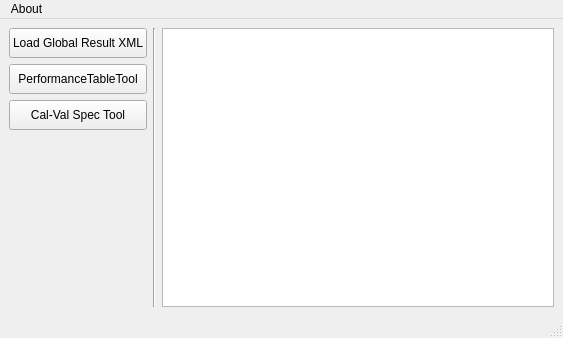
Qt form gui/toolsUI/main_entry.ui (luoyiliang/performancetabletool) before a commit.
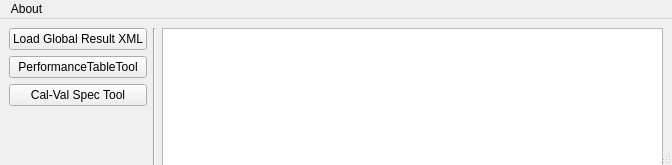
The same form after that commit.

What changed in the file:
```diff
--- a/gui/toolsUI/main_entry.ui
+++ b/gui/toolsUI/main_entry.ui
@@ -6,8 +6,8 @@
    <rect>
     <x>0</x>
     <y>0</y>
-    <width>563</width>
-    <height>338</height>
+    <width>672</width>
+    <height>165</height>
    </rect>
   </property>
   <property name="sizePolicy">
@@ -124,7 +124,7 @@
     <rect>
      <x>0</x>
      <y>0</y>
-     <width>563</width>
+     <width>672</width>
      <height>23</height>
     </rect>
    </property>
```
